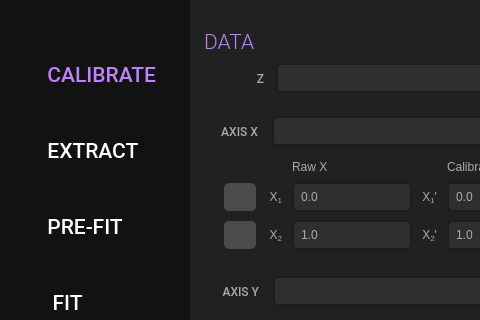
scqubits/qfit, file resources/ui_window.ui: the form before one commit; both pictures show x 0 to 480 and y 0 to 320 of the 1276 by 926 pixel window.
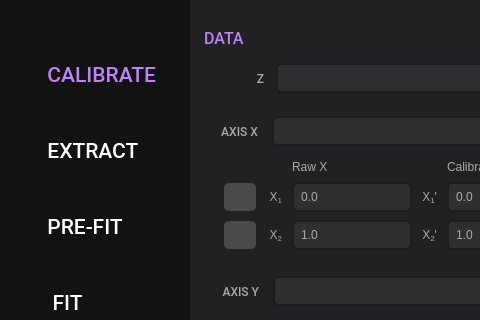
The form after the commit. Icons and pictures are not drawn. Custom widgets are drawn as their Qt base class.

Commit message: Another try

What changed in the file:
```diff
--- a/resources/ui_window.ui
+++ b/resources/ui_window.ui
@@ -3036,15 +3036,15 @@
                    </property>
                    <property name="font">
                     <font>
-                     <family>Roboto Light</family>
-                     <pointsize>16</pointsize>
+                     <family>Roboto Medium</family>
+                     <pointsize>-1</pointsize>
                      <fontweight>Light</fontweight>
                     </font>
                    </property>
                    <property name="styleSheet">
                     <string notr="true">QLabel {
-    font-family: &quot;Roboto Light&quot;;
-    font-size: 16pt;
+    font-family: &quot;Roboto Medium&quot;;
+    font-size: 16px;
     color: rgb(190, 130, 250);
 }</string>
                    </property>
```
Left out of the diff: 5 changed lines with no effect on the pictures. The commit also changes 1 other file.
